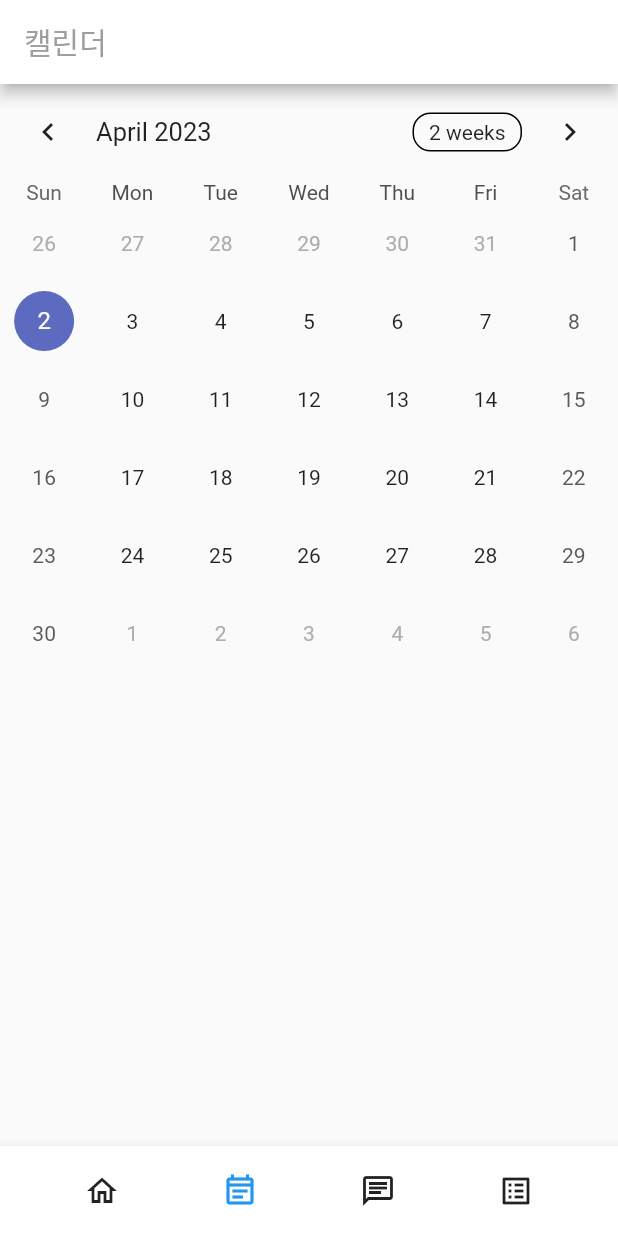
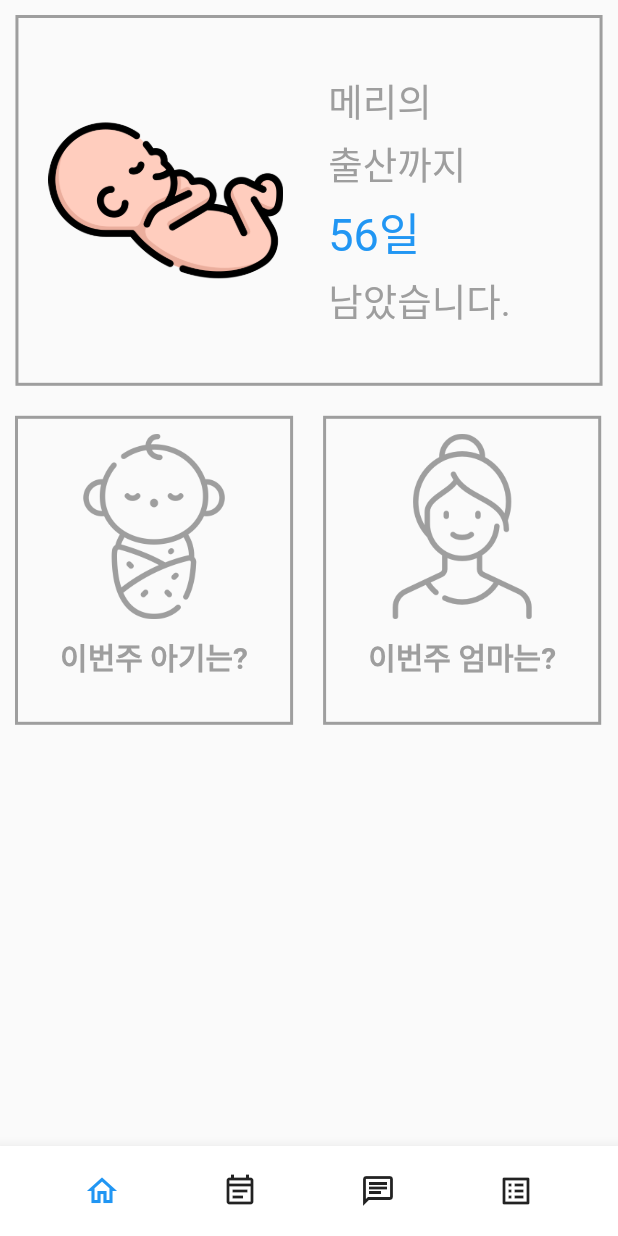
Before and after one commit to ChoiYoungHan/CareApp, a Flutter app: the screen it shows after launch, after a tap on "로그인", on a phone screen of 412 x 824 dp. Run offline on Flutter 3.47's test engine with Material 2 defaults, Android fonts, the phone set to English and light mode, and no system bars; drawn by our look-alikes of table_calendar; our stand-ins replace image_picker.

Commit message:
메인 페이지 UI 구현

```diff
--- /dev/null
+++ b/lib/home_page.dart
@@ -0,0 +1,190 @@
+import 'package:care_application/main.dart';
+import 'package:flutter/material.dart';
+
+class Home_Page extends StatelessWidget {
+  const Home_Page({Key? key}) : super(key: key);
+
+  @override
+  Widget build(BuildContext context) {
+    return MaterialApp(
+      debugShowCheckedModeBanner: false, // 우측 상단의 debug 리본 제거
+      home: HomePage()
+    );
+  }
+}
+
+class HomePage extends StatefulWidget {
+  const HomePage({Key? key}) : super(key: key);
+
+  @override
+  State<HomePage> createState() => _HomePageState();
+}
+
+class _HomePageState extends State<HomePage> {
+
+  int exist = 1;
+
+  @override
+  Widget build(BuildContext context) {
+    return Scaffold( // 상 중 하를 나누는 위젯
+      body: SafeArea( // MediaQuery를 통해 앱의 실제 화면 크기를 계산하고 이를 영역으로 삼아 내용을 표시
+        child: GestureDetector( // Container와 같이 Gesture를 감지할 수 없는 위젯들에게 Gesture 기능을 부여할 수 있는 위젯
+          child: Column( // 세로 정렬
+            children: [
+              exist == 1 ?
+              Padding(
+                padding: EdgeInsets.all(10),
+                child: Container(
+                  width: MediaQuery.of(context).size.width * 0.95,
+                  height: MediaQuery.of(context).size.height * 0.3,
+                  decoration: BoxDecoration(
+                    border: Border.all(color: Colors.grey, width: 2)
+                  ),
+                  child: Row(
+                    mainAxisSize: MainAxisSize.max, // 남은 영역을 모두 사용
+                    children: [
+                      Padding(
+                        padding: EdgeInsets.all(20),
+                        child: Image.asset('assets/newborn.png',
+                          width: MediaQuery.of(context).size.width * 0.38,
+                          height: MediaQuery.of(context).size.height * 0.45
+                        )
+                      ),
+                      Padding(
+                        padding: EdgeInsets.all(5),
+                        child: Container(
+                          width: MediaQuery.of(context).size.width * 0.422,
+                          child: Padding(
+                            padding: EdgeInsets.all(5),
+                            child: Column(
+                              mainAxisAlignment: MainAxisAlignment.center,
+                              crossAxisAlignment: CrossAxisAlignment.start,
+                              children: [
+                                Text('메리의', style: TextStyle(color: Colors.grey, fontSize: 25)),
+                                SizedBox(height: 5),
+                                Text('출산까지', style: TextStyle(color: Colors.grey, fontSize: 25)),
+                                SizedBox(height: 5),
+                                Text('56일', style: TextStyle(color: Colors.blue, fontSize: 30)),
+                                SizedBox(height: 5),
+                                Text('남았습니다.', style: TextStyle(color: Colors.grey, fontSize: 25)),
+                              ]
+                            ),
+                          )
+                        ),
+                      )
+                    ]
+                  )
+                ),
+              ) :
+              Padding(
+                padding: EdgeInsets.all(10),
+                child: Container(
+                  width: MediaQuery.of(context).size.width * 0.95,
+                  height: MediaQuery.of(context).size.width * 0.5,
+                  decoration: BoxDecoration(
+                    border: Border.all(color: Colors.grey, width: 2)
+                  ),
+                  child: Column(
+                    children: [
+                      Padding(
+                        padding: EdgeInsets.all(10),
+                        child: Image.asset('assets/baby.png',
+                          width: MediaQuery.of(context).size.width * 0.38,
+                          height: MediaQuery.of(context).size.height * 0.2,
+                          color: Colors.grey
+                        ),
+                      ),
+                      Text('아기 등록하기', style: TextStyle(color: Colors.grey, fontSize: 20, fontWeight: FontWeight.bold))
+                    ],
+                  ),
+                ),
+              ),
+              Row(
+                children: [
+                  Padding(
+                    padding: EdgeInsets.all(10),
+                    child: Container(
+                      width: MediaQuery.of(context).size.width * 0.45,
+                      height: MediaQuery.of(context).size.height * 0.25,
+                      decoration: BoxDecoration(
+                        border: Border.all(color: Colors.grey, width: 2)
+                      ),
+                      child: Column(
+                        children: [
+                          Padding(
+                            padding: EdgeInsets.all(10),
+                            child: Image.asset('assets/week_baby.png',
+                              width: MediaQuery.of(context).size.width * 0.35,
+                              height: MediaQuery.of(context).size.height * 0.15,
+                              color: Colors.grey
+                            )
+                          ),
+                          Text('이번주 아기는?', style: TextStyle(color: Colors.grey, fontSize: 20, fontWeight: FontWeight.bold))
+                        ]
+                      )
+                    )
+                  ),
+                  Padding(
+                      padding: EdgeInsets.all(10),
+                      child: Container(
+                        width: MediaQuery.of(context).size.width * 0.45,
+                        height: MediaQuery.of(context).size.height * 0.25,
+                        decoration: BoxDecoration(
+                          border: Border.all(color: Colors.grey, width: 2)
+                        ),
+                        child: Column(
+                          children: [
+                            Padding(
+                              padding: EdgeInsets.all(10),
+                              child: Image.asset('assets/week_mother.png',
+                                width: MediaQuery.of(context).size.width * 0.35,
+                                height: MediaQuery.of(context).size.height * 0.15,
+                                color: Colors.grey
+                              )
+                            ),
+                            Text('이번주 엄마는?', style: TextStyle(color: Colors.grey, fontSize: 20, fontWeight: FontWeight.bold))
+                          ]
+                        )
+                      )
+                  )
+                ]
+              )
+            ]
+          )
+        )
+      ),
+      bottomNavigationBar: BottomAppBar( // 하단 바
+        height: 60, // 높이 60
+        child: Row( // 가로 정렬
+          mainAxisAlignment: MainAxisAlignment.spaceEvenly, // 일정 간격을 두고 정렬
+          children: [
+            IconButton(
+              onPressed: (){
+
+              },
+              icon: Icon(Icons.home_outlined, color: Colors.blue)
+            ),
+            IconButton(
+                onPressed: (){
+                  Navigator.of(context).push(MaterialPageRoute(builder: (context) => MyApp()));
+                },
+                icon: Icon(Icons.event_note_outlined)
+            ),
+            IconButton(
+                onPressed: (){
+
+                },
+                icon: Icon(Icons.chat_outlined)
+            ),
+            IconButton(
+                onPressed: (){
+
+                },
+                icon: Icon(Icons.list_alt_outlined)
+            )
+          ]
+        )
+      )
+    );
+  }
+}
--- a/lib/login_page.dart
+++ b/lib/login_page.dart
@@ -1,3 +1,4 @@
+import 'package:care_application/home_page.dart';
 import 'package:care_application/main.dart';
 import 'package:care_application/register_page.dart';
 import 'package:flutter/material.dart';
@@ -81,7 +82,7 @@ class _LoginPageState extends State<LoginPage> {
                   padding: EdgeInsets.fromLTRB(20, 0, 20, 15), // 좌 20 상 0 우 20 하 15의 여백을 줌
                   child: ElevatedButton( // 버튼 위젯
                     onPressed: (){ // 버튼을 누를 시 동작할 코드 작성
-                      Navigator.of(context).push(MaterialPageRoute(builder: (context) => MyApp()));
+                      Navigator.of(context).push(MaterialPageRoute(builder: (context) => Home_Page()));
                     },
                     child: Text('로그인'), // 텍스트로 '로그인' 출력
                     style: ButtonStyle( // 버튼의 스타일 지정
--- a/lib/main.dart
+++ b/lib/main.dart
@@ -1,3 +1,4 @@
+import 'package:care_application/home_page.dart';
 import 'package:care_application/input_diary.dart';
 import 'package:flutter/material.dart';
 import 'package:table_calendar/table_calendar.dart';
@@ -86,7 +87,7 @@ class _Calendar_PageState extends State<Calendar_Page> {
             children: [
               IconButton( // 아이콘 버튼 위젯
                 onPressed: (){ // 버튼 클릭 시 동작할 코드 작성
-
+                  Navigator.of(context).push(MaterialPageRoute(builder: (context) => Home_Page()));
                 },
                 icon: Icon(Icons.home_outlined) // 홈 아이콘
               ),
--- a/pubspec.yaml
+++ b/pubspec.yaml
@@ -39,6 +39,7 @@ dependencies:
   image_picker: ^0.8.7+1
   html: ^0.15.2
 
+
 dev_dependencies:
   flutter_test:
     sdk: flutter
@@ -60,6 +61,8 @@ flutter:
   # included with your application, so that you can use the icons in
   # the material Icons class.
   uses-material-design: true
+  assets:
+    - assets/
 
   # To add assets to your application, add an assets section, like this:
   # assets:
```
Also changed, not shown: assets/baby.png (added), assets/newborn.png (added), assets/week_baby.png (added), assets/week_mother.png (added).
